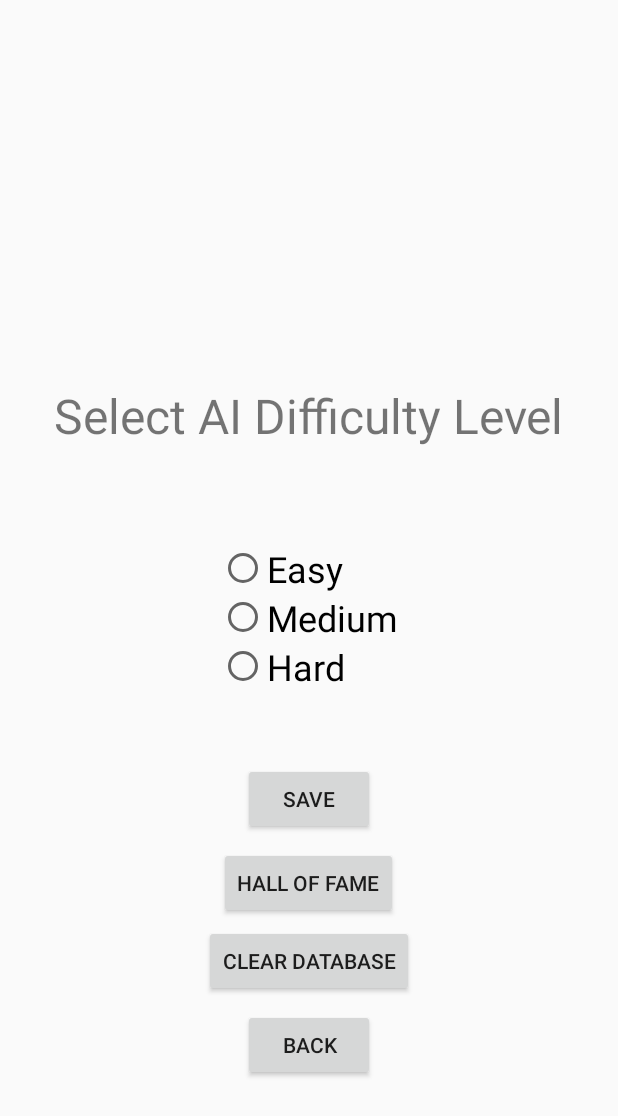
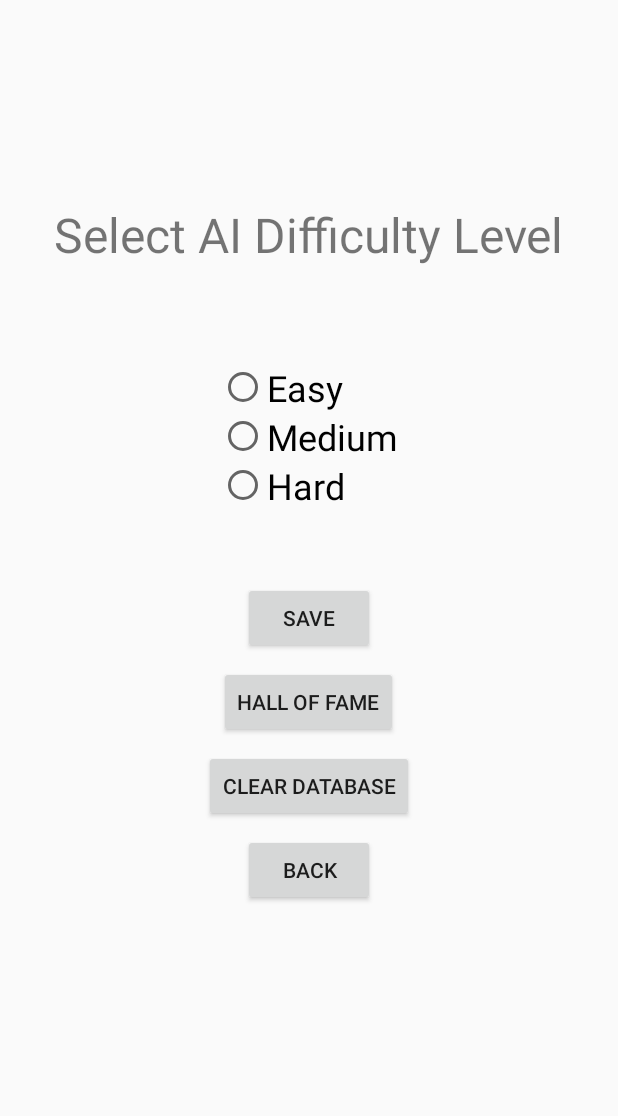
Before and after one commit to ayush547/TicTacToe, an Android app: the AdminPanel screen opened directly, with no data from a screen before it, on a phone screen of 412 x 824 dp. Shown: the top 1116 px of the screen. Run offline under Robolectric (Android 15) with nearby library versions, the phone set to English and light mode, and no system bars.

Commit message:
AI bug fix Admin panel ui change

```diff
--- a/app/src/main/java/com/example/tictactoe/AI.java
+++ b/app/src/main/java/com/example/tictactoe/AI.java
@@ -45,7 +45,7 @@ public class AI {
         for(int i=0;i<3;i++) {
             for (int j = 0; j < 3; j++) {
                 if (board.play(i, j) == true) {
-                    value.add(minimax(board, 0, true));
+                    value.add(minimax(board, 0, false));
                     x.add(i);
                     y.add(j);
                     board.undo();
--- a/app/src/main/res/layout/activity_admin_panel.xml
+++ b/app/src/main/res/layout/activity_admin_panel.xml
@@ -18,7 +18,8 @@
         android:id="@+id/radio"
         android:layout_width="wrap_content"
         android:layout_height="wrap_content"
-        android:layout_centerInParent="true">
+        android:layout_above="@id/save"
+        android:layout_centerHorizontal="true">
 
         <RadioButton
             android:layout_width="wrap_content"
@@ -48,7 +49,7 @@
         android:layout_height="wrap_content"
         android:text="Save"
         android:layout_centerHorizontal="true"
-        android:layout_below="@id/radio"
+        android:layout_centerVertical="true"
         android:layout_marginTop="48dp"
         android:id="@+id/save"
         android:onClick="save"/>
@@ -67,7 +68,7 @@
          android:layout_height="wrap_content"
          android:layout_centerHorizontal="true"
          android:layout_below="@id/HOF"
-         android:layout_marginTop="4dp"
+         android:layout_marginTop="8dp"
          android:text="Clear Database"
          android:onClick="clearData"
          android:id="@+id/clear"/>
```
